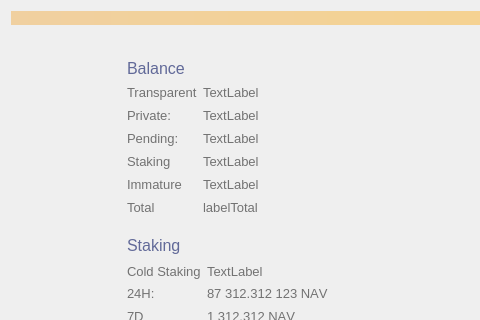
The window that src/qt/forms/overviewpage.ui (skreener/navcoin-core) describes before a commit, drawn with Qt 5; both pictures show x 0 to 480 and y 0 to 320 of the 820 by 674 pixel window.
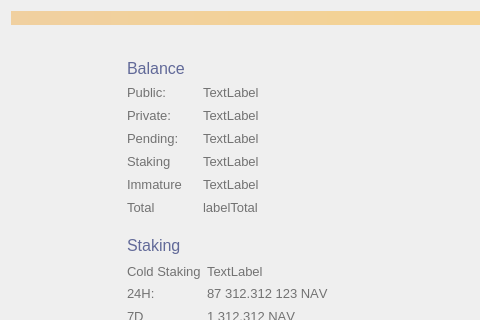
The same window after the commit. Custom widgets are drawn as their Qt base class.

Diff of the .ui file:
```diff
--- a/src/qt/forms/overviewpage.ui
+++ b/src/qt/forms/overviewpage.ui
@@ -526,7 +526,7 @@
               <string notr="true">color: #727272</string>
              </property>
              <property name="text">
-              <string>Transparent:</string>
+              <string>Public:</string>
              </property>
              <property name="alignment">
               <set>Qt::AlignLeading|Qt::AlignLeft|Qt::AlignVCenter</set>
```
